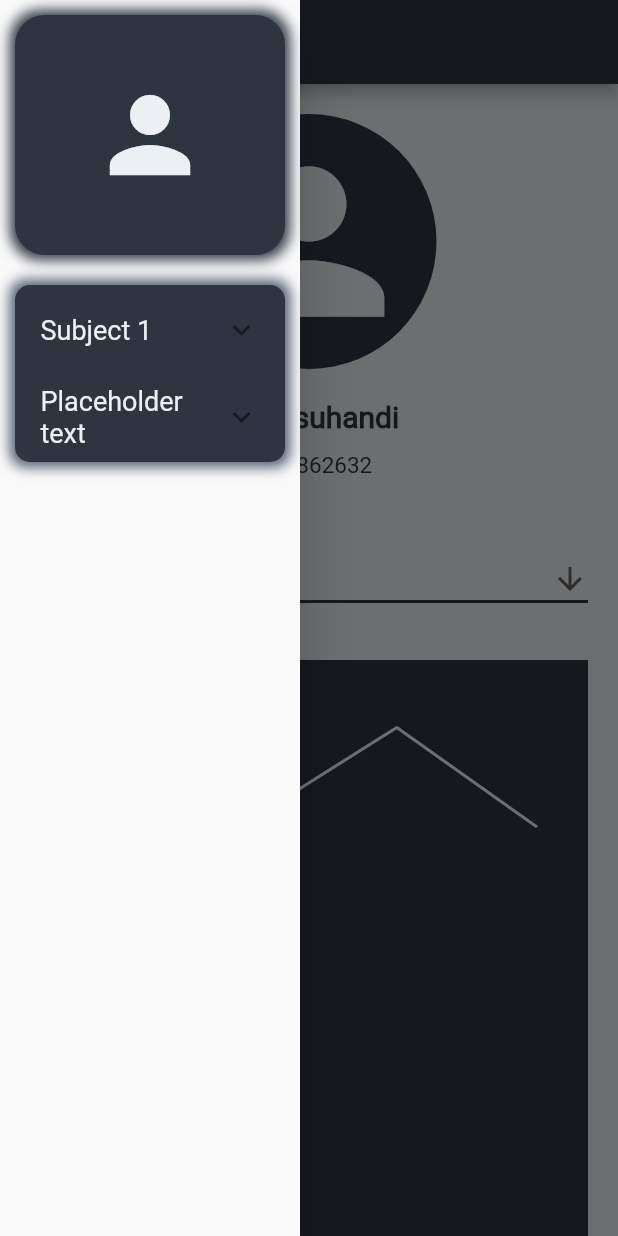
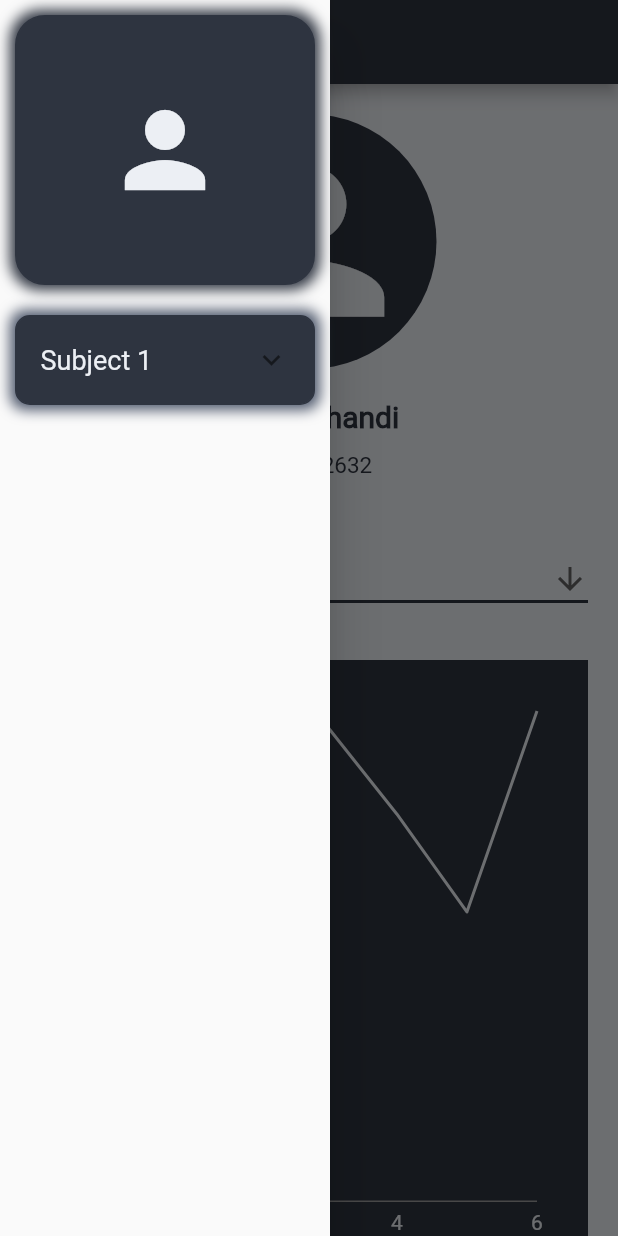
Before and after one commit to aldihsuhandi/SE-Bruh, a Flutter app: the screen it shows after launch, with the side drawer open, on a phone screen of 412 x 824 dp. Run offline on Flutter 3.47's test engine with Material 2 defaults, Android fonts, the phone set to English and light mode, and no system bars; our stand-ins replace charts_flutter, hexcolor.

Commit message:
rework the navigation bar

```diff
--- a/lib/main.dart
+++ b/lib/main.dart
@@ -11,6 +11,8 @@ void main()
     user.addScore("Math", 81);
     user.addScore("Math", 97);
     user.addScore("Math", 79);
+    user.addScore("Math", 59);
+    user.addScore("Math", 100);
     user.addScore("Physics", 50);
     user.addScore("Physics", 70);
     user.addScore("Physics", 65);
--- a/lib/widget/drawer.dart
+++ b/lib/widget/drawer.dart
@@ -2,23 +2,44 @@ import 'package:flutter/material.dart';
 import 'package:hexcolor/hexcolor.dart';
 
 // include other dart file
-import 'profile.dart';
 import 'subject.dart';
 import '../src/user.dart';
 
-class NavMenu extends StatelessWidget {
+class NavMenu extends StatelessWidget
+{
     final User user;
-    NavMenu(this.user);
+    final String currScreen;
+    NavMenu(this.user, this.currScreen);
     @override
-    Widget build(BuildContext context) {
-        return Drawer(
+    Widget build(BuildContext context)
+    {
+        return Container(
+            width: 220,
+            child: Drawer(
                 child: ListView(
                     padding: EdgeInsets.only(
                         bottom: 20,
                     ),
                     children: <Widget> [
-                    Container(
-                        height: 160,
+                        ProfileButton(user, currScreen),
+                        SubjectList(user),
+                    ]
+                ),
+            ),
+        );
+    }
+}
+
+class ProfileButton extends StatelessWidget
+{
+    final String currScreen;
+    final User user;
+    ProfileButton(this.user, this.currScreen);
+    @override
+    Widget build(BuildContext context)
+    {
+        return Container(
+            height: 180,
             margin: EdgeInsets.all(10),
             decoration: BoxDecoration(
                 color: HexColor("#2e3440"),
@@ -40,10 +61,12 @@ class NavMenu extends StatelessWidget {
                 child: InkWell(
                     onTap: (){
                         Navigator.pop(context);
-                                    Navigator.push(
-                                        context,
-                                        MaterialPageRoute(builder: (context) => Profile(user)),
-                                    );
+                        if(currScreen != "profile")
+                            Navigator.pop(context);
+                        // Navigator.push(
+                        //     context,
+                        //     MaterialPageRoute(builder: (context) => Profile(user)),
+                        // );
                     },
                     child: Icon(
                         Icons.person,
@@ -52,8 +75,18 @@ class NavMenu extends StatelessWidget {
                     )
                 ),
             ),
-                    ),
-                    Container(
+        );
+    }
+}
+
+class SubjectList extends StatelessWidget
+{
+    final User user;
+    SubjectList(this.user);
+    @override
+    Widget build(BuildContext context)
+    {
+        return Container(
             margin: EdgeInsets.all(10),
             decoration: BoxDecoration(
                 color: HexColor("#2e3440"),
@@ -115,49 +148,7 @@ class NavMenu extends StatelessWidget {
                             )
                         ],
                     ),
-                                ExpansionTile(
-                                    title: Text(
-                                        "Placeholder text",
-                                        style: TextStyle(
-                                            fontSize: 18,
-                                            color: HexColor("#eceff4"),
-                                        ),
-                                    ),
-                                    children: <Widget>[
-                                        ListTile(
-                                            title: Center(
-                                                child: Text(
-                                                    "Placeholder text",
-                                                    style: TextStyle(
-                                                        fontSize: 15,
-                                                        color: HexColor("#eceff4"),
-                                                    ),
-                                                ),
-                                            ),
-                                            onTap: () {
-                                                Navigator.pop(context);
-                                            },
-                                        ),
-                                        ListTile(
-                                            title: Center(
-                                                child: Text(
-                                                    "Placeholder text",
-                                                    style: TextStyle(
-                                                        fontSize: 15,
-                                                        color: HexColor("#eceff4"),
-                                                    ),
-                                                ),
-                                            ),
-                                            onTap: () {
-                                                Navigator.pop(context);
-                                            },
-                                        )
                 ],
-                                ),
-                            ],
-                        ),
-                    ),
-                ]
             ),
         );
     }
--- a/lib/widget/profile.dart
+++ b/lib/widget/profile.dart
@@ -87,10 +87,7 @@ class Profile extends StatelessWidget
                     ),
                 ],
             ),
-            drawer: Container(
-                width: 200,
-                child: NavMenu(user),
-            ),
+            drawer: NavMenu(user, "profile"),
         );
     }
 }
--- a/lib/widget/scorecharts.dart
+++ b/lib/widget/scorecharts.dart
@@ -36,7 +36,7 @@ class GradeGraph extends StatelessWidget
         if(subject == "null")
         {
             return Text(
-                "User don't have any score history"
+                user.getName() + " don't have any score history"
             );
         }
 
@@ -92,7 +92,7 @@ class GradeGraph extends StatelessWidget
             color: HexColor("#2e3440"),
             padding: EdgeInsets.all(20),
             child: SizedBox(
-                height: MediaQuery.of(context).size.height * 0.5,
+                height: MediaQuery.of(context).size.height * 0.45,
                 child: chart
             ),
         );
--- a/lib/widget/subject.dart
+++ b/lib/widget/subject.dart
@@ -18,10 +18,7 @@ class Sessionpage extends StatelessWidget {
             ),
             body: ListView(
             ),
-            drawer: Container(
-                width: 200,
-                child: NavMenu(user),
-            ),
+            drawer: NavMenu(user, "subjectsession"),
         );
     }
 }
```
Lines whose indentation alone changed are shown as unchanged.
